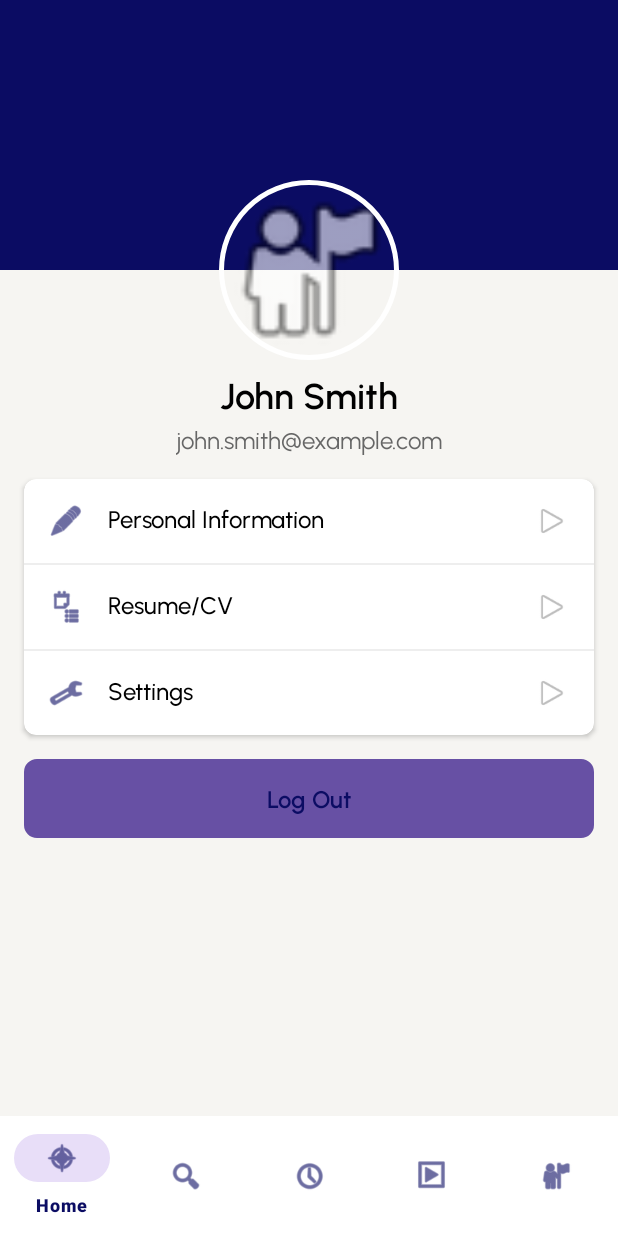
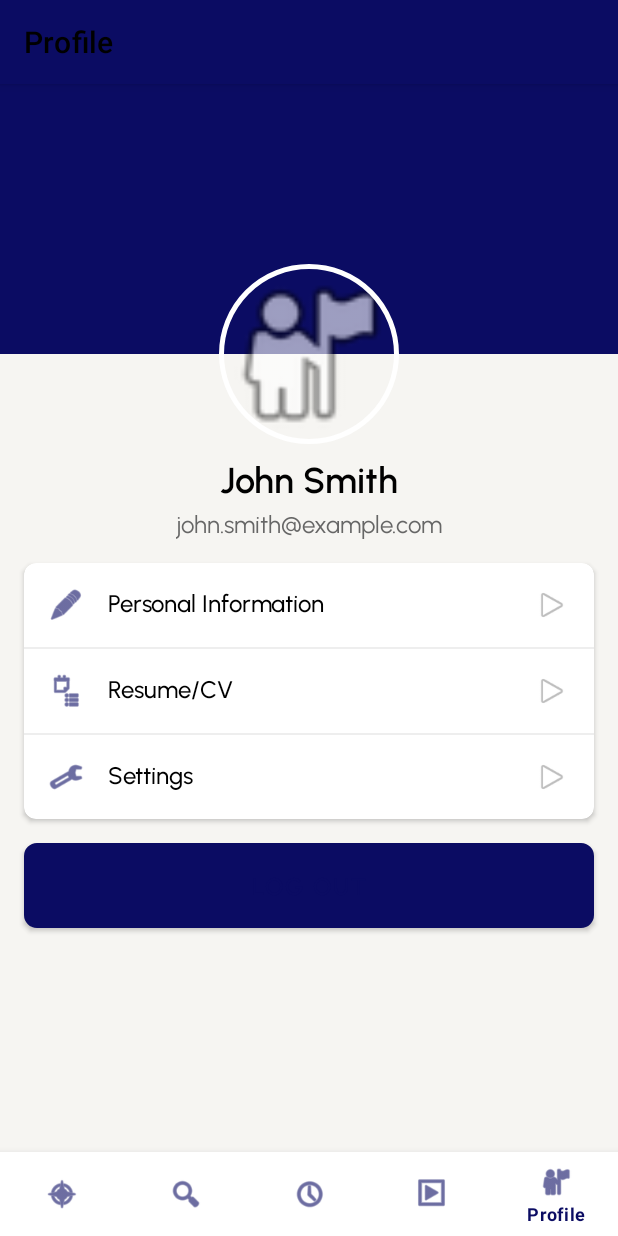
Before and after one commit to jayr-o1/capstone-unitechhr-mobile, an Android app: the screen it shows after launch (MainActivity), item 5 of the bottom bar chosen, on a phone screen of 412 x 824 dp. Run offline under Robolectric (Android 15) with nearby library versions, the phone set to English and light mode, and no system bars; our stand-ins replace CircleImageView, navigation-ui.

Commit message:
Refactor MainActivity to implement custom bottom navigation handling and integrate a toolbar; update HomeFragment navigation to simplify transitions without animations; enhance activity layout with new toolbar and adjust navigation graph for cleaner structure.

```diff
--- a/app/src/main/java/com/capstone/unitechhr/MainActivity.kt
+++ b/app/src/main/java/com/capstone/unitechhr/MainActivity.kt
@@ -3,9 +3,12 @@ package com.capstone.unitechhr
 import android.os.Bundle
 import androidx.activity.enableEdgeToEdge
 import androidx.appcompat.app.AppCompatActivity
+import androidx.appcompat.widget.Toolbar
 import androidx.core.view.ViewCompat
 import androidx.core.view.WindowInsetsCompat
 import androidx.navigation.NavController
+import androidx.navigation.NavGraph
+import androidx.navigation.NavOptions
 import androidx.navigation.fragment.NavHostFragment
 import androidx.navigation.ui.AppBarConfiguration
 import androidx.navigation.ui.navigateUp
@@ -22,6 +25,10 @@ class MainActivity : AppCompatActivity() {
         super.onCreate(savedInstanceState)
         enableEdgeToEdge()
         setContentView(R.layout.activity_main)
+
+        // Set up the toolbar
+        val toolbar = findViewById<Toolbar>(R.id.toolbar)
+        setSupportActionBar(toolbar)
 
         ViewCompat.setOnApplyWindowInsetsListener(findViewById(R.id.main)) { v, insets ->
             val systemBars = insets.getInsets(WindowInsetsCompat.Type.systemBars())
@@ -50,15 +57,62 @@ class MainActivity : AppCompatActivity() {
 
         // Setup Bottom Navigation
         val bottomNavigationView = findViewById<BottomNavigationView>(R.id.bottom_navigation)
-        bottomNavigationView.setupWithNavController(navController)
 
-        // Update bottom navigation when destination changes
+        // Instead of just using setupWithNavController, we'll handle navigation ourselves
+        bottomNavigationView.setOnItemSelectedListener { item ->
+            // Create navigation options that clear the back stack
+            val navOptions = NavOptions.Builder()
+                .setLaunchSingleTop(true)
+                .setPopUpTo(navController.graph.startDestinationId, false)
+                .build()
+
+            when (item.itemId) {
+                R.id.homeFragment -> {
+                    navController.navigate(R.id.homeFragment, null, navOptions)
+                    true
+                }
+                R.id.jobListingFragment -> {
+                    navController.navigate(R.id.jobListingFragment, null, navOptions)
+                    true
+                }
+                R.id.interviewListFragment -> {
+                    navController.navigate(R.id.interviewListFragment, null, navOptions)
+                    true
+                }
+                R.id.onboardingListFragment -> {
+                    navController.navigate(R.id.onboardingListFragment, null, navOptions)
+                    true
+                }
+                R.id.profileFragment -> {
+                    navController.navigate(R.id.profileFragment, null, navOptions)
+                    true
+                }
+                else -> false
+            }
+        }
+
+        // Make sure the menu item is properly checked based on the current destination
         navController.addOnDestinationChangedListener { _, destination, _ ->
-            // Show bottom navigation only for top-level destinations
-            if (appBarConfiguration.topLevelDestinations.contains(destination.id)) {
-                bottomNavigationView.visibility = android.view.View.VISIBLE
+            // Find the appropriate menu item ID based on the destination
+            val menuItemId = when (destination.id) {
+                R.id.homeFragment -> R.id.homeFragment
+                R.id.jobListingFragment -> R.id.jobListingFragment
+                R.id.interviewListFragment -> R.id.interviewListFragment
+                R.id.onboardingListFragment -> R.id.onboardingListFragment
+                R.id.profileFragment -> R.id.profileFragment
+                else -> null
+            }
+
+            // Update the selected menu item if we have a valid ID
+            if (menuItemId != null) {
+                bottomNavigationView.menu.findItem(menuItemId)?.isChecked = true
+            }
+
+            // Show/hide toolbar based on destination
+            if (destination.id == R.id.homeFragment) {
+                supportActionBar?.hide()
             } else {
-                bottomNavigationView.visibility = android.view.View.VISIBLE // Keep it visible for all screens
+                supportActionBar?.show()
             }
         }
     }
--- a/app/src/main/java/com/capstone/unitechhr/fragments/HomeFragment.kt
+++ b/app/src/main/java/com/capstone/unitechhr/fragments/HomeFragment.kt
@@ -86,15 +86,8 @@ class HomeFragment : Fragment() {
 
     private fun safeNavigate(actionId: Int) {
         try {
-            // Create NavOptions to handle the back stack
-            val navOptions = NavOptions.Builder()
-                .setEnterAnim(R.anim.nav_default_enter_anim)
-                .setExitAnim(R.anim.nav_default_exit_anim)
-                .setPopEnterAnim(R.anim.nav_default_pop_enter_anim)
-                .setPopExitAnim(R.anim.nav_default_pop_exit_anim)
-                .build()
-
-            findNavController().navigate(actionId, null, navOptions)
+            // Navigate without custom animations
+            findNavController().navigate(actionId)
         } catch (e: Exception) {
             // Handle navigation errors
             Toast.makeText(context, "Navigation error: ${e.message}", Toast.LENGTH_SHORT).show()
--- a/app/src/main/res/layout/activity_main.xml
+++ b/app/src/main/res/layout/activity_main.xml
@@ -6,6 +6,18 @@
     android:layout_width="match_parent"
     android:layout_height="match_parent"
     tools:context=".MainActivity">
+
+    <androidx.appcompat.widget.Toolbar
+        android:id="@+id/toolbar"
+        android:layout_width="0dp"
+        android:layout_height="?attr/actionBarSize"
+        android:background="?attr/colorPrimary"
+        android:elevation="4dp"
+        android:theme="@style/ThemeOverlay.AppCompat.ActionBar"
+        app:popupTheme="@style/ThemeOverlay.AppCompat.Light"
+        app:layout_constraintTop_toTopOf="parent"
+        app:layout_constraintStart_toStartOf="parent"
+        app:layout_constraintEnd_toEndOf="parent" />
 
     <androidx.fragment.app.FragmentContainerView
         android:id="@+id/fragmentContainer"
@@ -16,7 +28,7 @@
         app:layout_constraintBottom_toTopOf="@+id/bottom_navigation"
         app:layout_constraintEnd_toEndOf="parent"
         app:layout_constraintStart_toStartOf="parent"
-        app:layout_constraintTop_toTopOf="parent"
+        app:layout_constraintTop_toBottomOf="@+id/toolbar"
         app:navGraph="@navigation/nav_graph" />
 
     <com.google.android.material.bottomnavigation.BottomNavigationView
--- a/app/src/main/res/navigation/nav_graph.xml
+++ b/app/src/main/res/navigation/nav_graph.xml
@@ -9,29 +9,17 @@
     <fragment
         android:id="@+id/homeFragment"
         android:name="com.capstone.unitechhr.fragments.HomeFragment"
-        android:label="Home"
+        android:label=""
         tools:layout="@layout/fragment_home">
         <action
             android:id="@+id/action_homeFragment_to_applicantListFragment"
-            app:destination="@id/applicantListFragment"
-            app:enterAnim="@anim/nav_default_enter_anim"
-            app:exitAnim="@anim/nav_default_exit_anim"
-            app:popEnterAnim="@anim/nav_default_pop_enter_anim"
-            app:popExitAnim="@anim/nav_default_pop_exit_anim" />
+            app:destination="@id/applicantListFragment" />
         <action
             android:id="@+id/action_homeFragment_to_interviewListFragment"
-            app:destination="@id/interviewListFragment"
-            app:enterAnim="@anim/nav_default_enter_anim"
-            app:exitAnim="@anim/nav_default_exit_anim"
-            app:popEnterAnim="@anim/nav_default_pop_enter_anim"
-            app:popExitAnim="@anim/nav_default_pop_exit_anim" />
+            app:destination="@id/interviewListFragment" />
         <action
             android:id="@+id/action_homeFragment_to_onboardingListFragment"
-            app:destination="@id/onboardingListFragment"
-            app:enterAnim="@anim/nav_default_enter_anim"
-            app:exitAnim="@anim/nav_default_exit_anim"
-            app:popEnterAnim="@anim/nav_default_pop_enter_anim"
-            app:popExitAnim="@anim/nav_default_pop_exit_anim" />
+            app:destination="@id/onboardingListFragment" />
     </fragment>
 
     <!-- Job Listings -->
--- a/app/src/main/res/values/colors.xml
+++ b/app/src/main/res/values/colors.xml
@@ -8,6 +8,8 @@
     <color name="dot_color">#002244</color>
     <color name="pink">#F3D0D7</color>
     <color name="blue">#0B0C63</color>
+    <color name="blue_dark">#080942</color>
+    <color name="blue_light">#3033A9</color>
     <color name="verify">#DBDBDB</color>
     <color name="gray">#333333</color>
     <color name="red">#F44336</color>
--- a/app/src/main/res/values/themes.xml
+++ b/app/src/main/res/values/themes.xml
@@ -1,8 +1,15 @@
 <resources xmlns:tools="http://schemas.android.com/tools">
     <!-- Base application theme. -->
-    <style name="Base.Theme.UnitechHR" parent="Theme.Material3.DayNight.NoActionBar">
+    <style name="Base.Theme.UnitechHR" parent="Theme.MaterialComponents.DayNight.NoActionBar">
         <!-- Customize your light theme here. -->
-        <!-- <item name="colorPrimary">@color/my_light_primary</item> -->
+        <item name="colorPrimary">@color/blue</item>
+        <item name="colorPrimaryDark">@color/blue_dark</item>
+        <item name="colorAccent">@color/blue_light</item>
+        <!-- Enable window content transitions -->
+        <item name="android:windowActivityTransitions">true</item>
+        <!-- Text colors and other attributes -->
+        <item name="android:textColorPrimary">@android:color/black</item>
+        <item name="android:textColorSecondary">@android:color/darker_gray</item>
     </style>
 
     <style name="Theme.UnitechHR" parent="Base.Theme.UnitechHR" />
```
